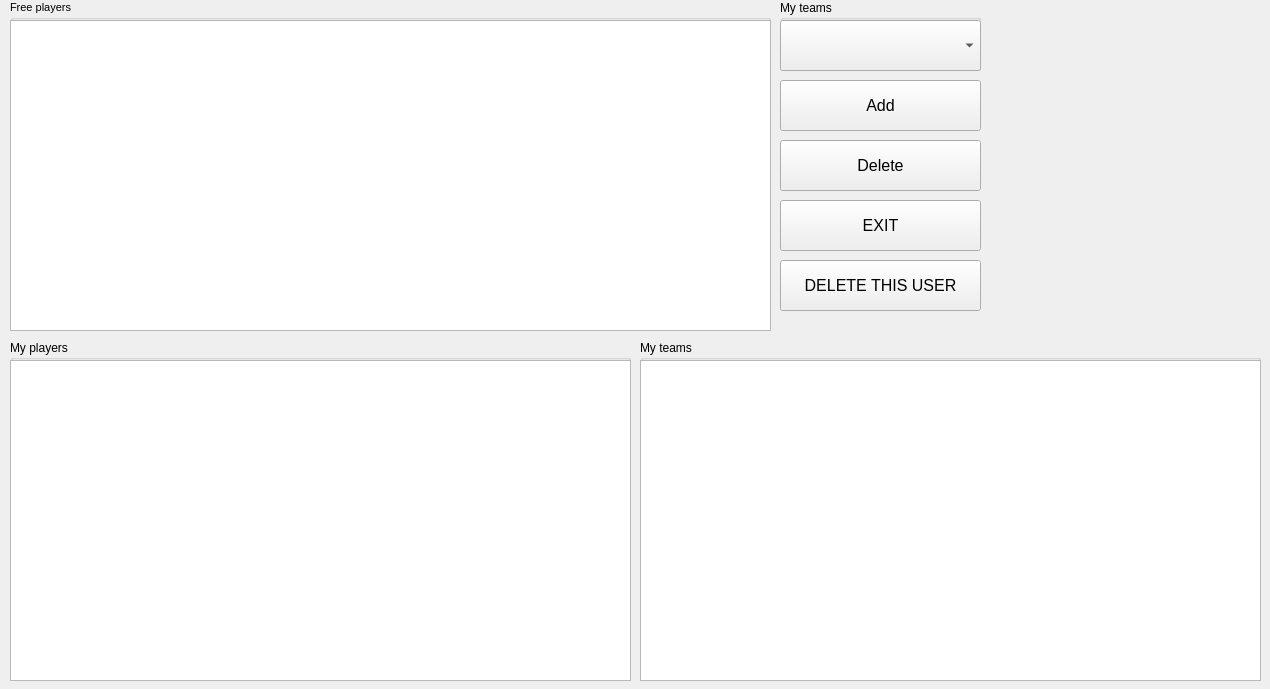
Before: the Qt Designer form DataBaseCybersport/TeamWindow.ui in Inlucker/DataBaseCybersport, drawn with Qt 5.
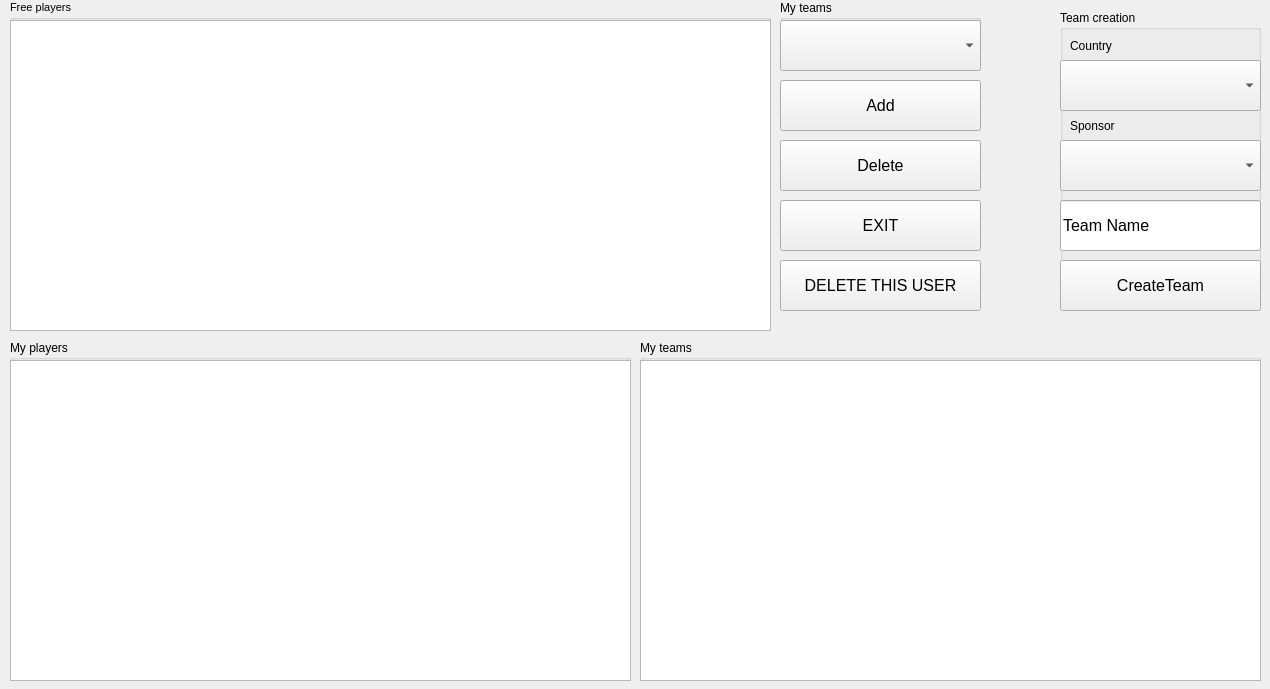
After: the same form once the commit is applied.

Commit message: added team creation

Patch:
```diff
--- a/DataBaseCybersport/TeamWindow.ui
+++ b/DataBaseCybersport/TeamWindow.ui
@@ -187,6 +187,111 @@
     </item>
    </widget>
   </widget>
+  <widget class="QGroupBox" name="groupBox_5">
+   <property name="geometry">
+    <rect>
+     <x>1060</x>
+     <y>10</y>
+     <width>201</width>
+     <height>301</height>
+    </rect>
+   </property>
+   <property name="title">
+    <string>Team creation</string>
+   </property>
+   <widget class="QComboBox" name="countries_comboBox">
+    <property name="geometry">
+     <rect>
+      <x>0</x>
+      <y>50</y>
+      <width>201</width>
+      <height>51</height>
+     </rect>
+    </property>
+    <property name="font">
+     <font>
+      <pointsize>12</pointsize>
+     </font>
+    </property>
+   </widget>
+   <widget class="QPushButton" name="create_team_btn">
+    <property name="geometry">
+     <rect>
+      <x>0</x>
+      <y>250</y>
+      <width>201</width>
+      <height>51</height>
+     </rect>
+    </property>
+    <property name="font">
+     <font>
+      <pointsize>12</pointsize>
+     </font>
+    </property>
+    <property name="text">
+     <string>CreateTeam</string>
+    </property>
+   </widget>
+   <widget class="QLineEdit" name="team_name_lineEdit">
+    <property name="geometry">
+     <rect>
+      <x>0</x>
+      <y>190</y>
+      <width>201</width>
+      <height>51</height>
+     </rect>
+    </property>
+    <property name="font">
+     <font>
+      <pointsize>12</pointsize>
+     </font>
+    </property>
+    <property name="text">
+     <string>Team Name</string>
+    </property>
+   </widget>
+   <widget class="QComboBox" name="sponsors_comboBox">
+    <property name="geometry">
+     <rect>
+      <x>0</x>
+      <y>130</y>
+      <width>201</width>
+      <height>51</height>
+     </rect>
+    </property>
+    <property name="font">
+     <font>
+      <pointsize>12</pointsize>
+     </font>
+    </property>
+   </widget>
+   <widget class="QLabel" name="label">
+    <property name="geometry">
+     <rect>
+      <x>10</x>
+      <y>20</y>
+      <width>181</width>
+      <height>31</height>
+     </rect>
+    </property>
+    <property name="text">
+     <string>Country</string>
+    </property>
+   </widget>
+   <widget class="QLabel" name="label_2">
+    <property name="geometry">
+     <rect>
+      <x>10</x>
+      <y>100</y>
+      <width>181</width>
+      <height>31</height>
+     </rect>
+    </property>
+    <property name="text">
+     <string>Sponsor</string>
+    </property>
+   </widget>
+  </widget>
  </widget>
  <resources/>
  <connections/>
```
The commit also changes 10 other files.
